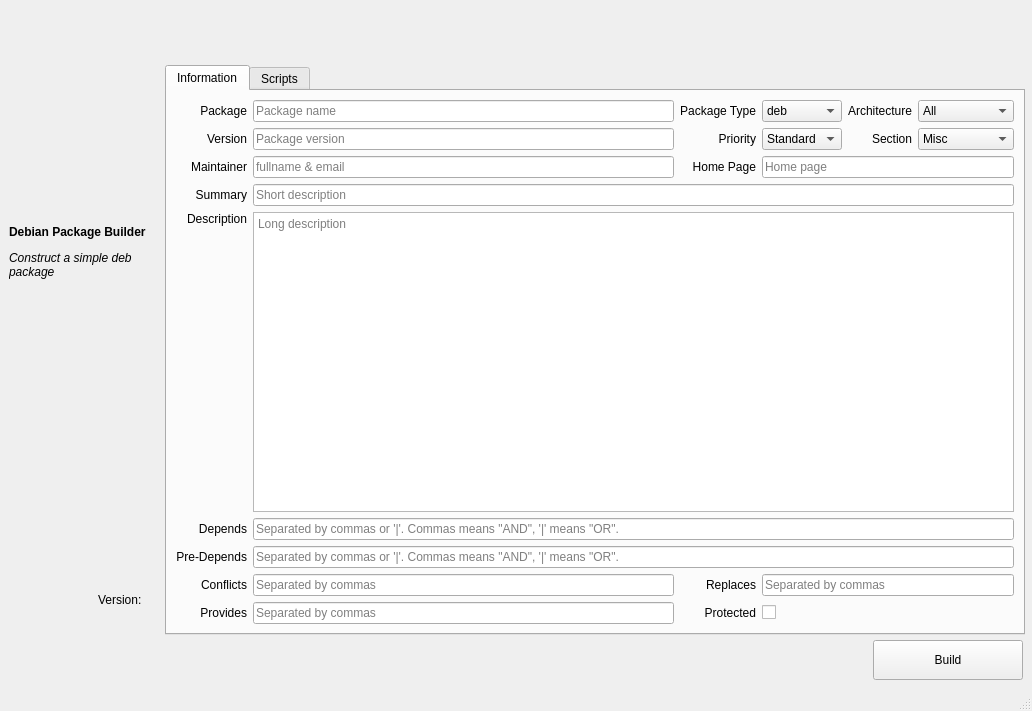
First picture: the form in MainWindow.ui, repository kuletco/debfile-master, before the edit.
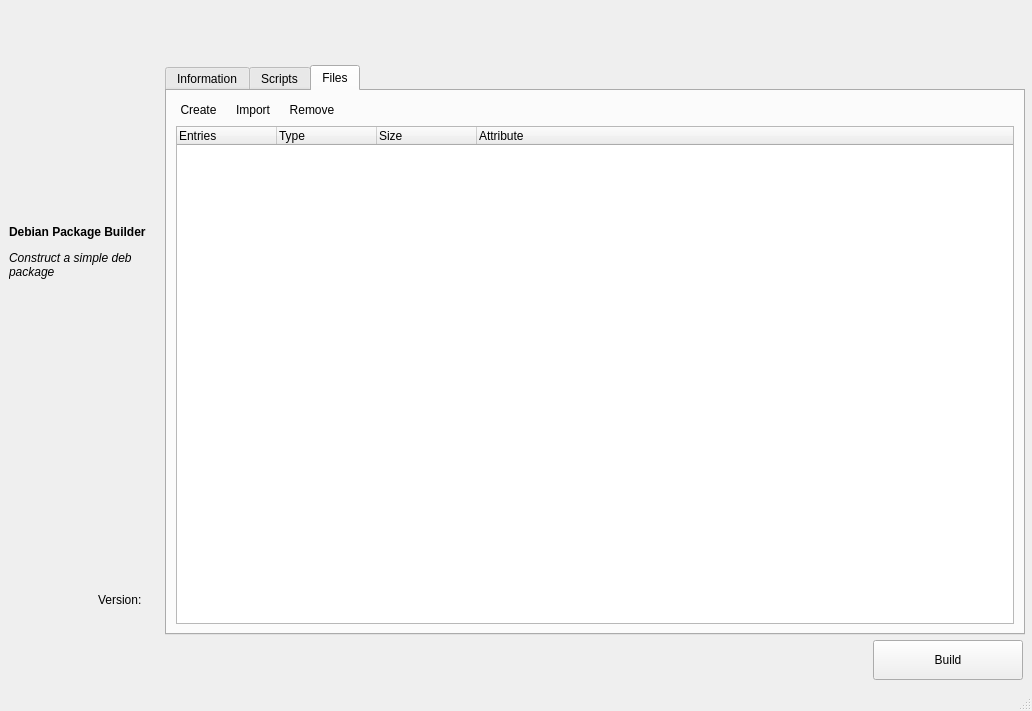
Second picture: the form after the edit. The open tabs and pages were chosen to show the change. Icons and pictures are not drawn.

Commit message: Add Files page to UI (Only UI).

The edit to the form file:
```diff
--- a/MainWindow.ui
+++ b/MainWindow.ui
@@ -410,7 +410,7 @@
           <item row="2" column="3" colspan="3">
            <widget class="QLineEdit" name="LE_HomePage">
             <property name="placeholderText">
-             <string>Home page </string>
+             <string>Home page</string>
             </property>
            </widget>
           </item>
@@ -692,6 +692,138 @@
           </item>
          </layout>
         </widget>
+        <widget class="QWidget" name="tab_files">
+         <attribute name="title">
+          <string>Files</string>
+         </attribute>
+         <layout class="QVBoxLayout" name="verticalLayout_2">
+          <item>
+           <layout class="QHBoxLayout" name="HL_FilesToolbar">
+            <property name="spacing">
+             <number>10</number>
+            </property>
+            <item>
+             <widget class="QToolButton" name="TB_Add_Dir">
+              <property name="toolTip">
+               <string>Create entry based root path.</string>
+              </property>
+              <property name="styleSheet">
+               <string notr="true">
+QToolButton { border: none; }</string>
+              </property>
+              <property name="text">
+               <string>Create</string>
+              </property>
+              <property name="icon">
+               <iconset resource="debuilder.qrc">
+                <normaloff>:/icons/toolbar/dir-add</normaloff>:/icons/toolbar/dir-add</iconset>
+              </property>
+              <property name="iconSize">
+               <size>
+                <width>32</width>
+                <height>32</height>
+               </size>
+              </property>
+              <property name="toolButtonStyle">
+               <enum>Qt::ToolButtonTextBesideIcon</enum>
+              </property>
+             </widget>
+            </item>
+            <item>
+             <widget class="QToolButton" name="TB_Add_File">
+              <property name="toolTip">
+               <string>Import folders or files to current path.</string>
+              </property>
+              <property name="styleSheet">
+               <string notr="true">
+QToolButton { border: none; }</string>
+              </property>
+              <property name="text">
+               <string>Import</string>
+              </property>
+              <property name="icon">
+               <iconset resource="debuilder.qrc">
+                <normaloff>:/icons/toolbar/file-add</normaloff>:/icons/toolbar/file-add</iconset>
+              </property>
+              <property name="iconSize">
+               <size>
+                <width>32</width>
+                <height>32</height>
+               </size>
+              </property>
+              <property name="toolButtonStyle">
+               <enum>Qt::ToolButtonTextBesideIcon</enum>
+              </property>
+             </widget>
+            </item>
+            <item>
+             <widget class="QToolButton" name="TB_Remove">
+              <property name="toolTip">
+               <string>Remove folders or files from current path.</string>
+              </property>
+              <property name="styleSheet">
+               <string notr="true">
+QToolButton { border: none; }</string>
+              </property>
+              <property name="text">
+               <string>Remove</string>
+              </property>
+              <property name="icon">
+               <iconset resource="debuilder.qrc">
+                <normaloff>:/icons/toolbar/trash</normaloff>:/icons/toolbar/trash</iconset>
+              </property>
+              <property name="iconSize">
+               <size>
+                <width>32</width>
+                <height>32</height>
+               </size>
+              </property>
+              <property name="toolButtonStyle">
+               <enum>Qt::ToolButtonTextBesideIcon</enum>
+              </property>
+             </widget>
+            </item>
+            <item>
+             <spacer name="HS_FilesToolbar">
+              <property name="orientation">
+               <enum>Qt::Horizontal</enum>
+              </property>
+              <property name="sizeHint" stdset="0">
+               <size>
+                <width>40</width>
+                <height>20</height>
+               </size>
+              </property>
+             </spacer>
+            </item>
+           </layout>
+          </item>
+          <item>
+           <widget class="QTreeWidget" name="treeWidget_Files">
+            <column>
+             <property name="text">
+              <string>Entries</string>
+             </property>
+            </column>
+            <column>
+             <property name="text">
+              <string>Type</string>
+             </property>
+            </column>
+            <column>
+             <property name="text">
+              <string>Size</string>
+             </property>
+            </column>
+            <column>
+             <property name="text">
+              <string>Attribute</string>
+             </property>
+            </column>
+           </widget>
+          </item>
+         </layout>
+        </widget>
        </widget>
       </item>
      </layout>
```
Left out of the diff: 5 changed lines with no effect on the pictures. The commit also changes 8 other files.
